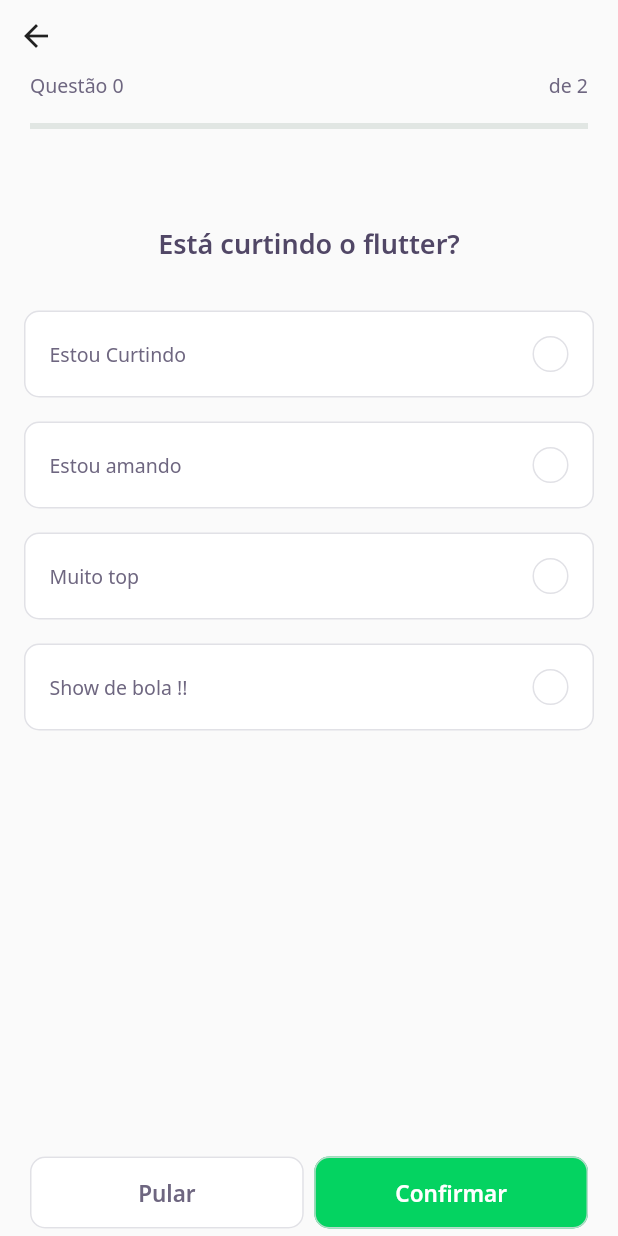
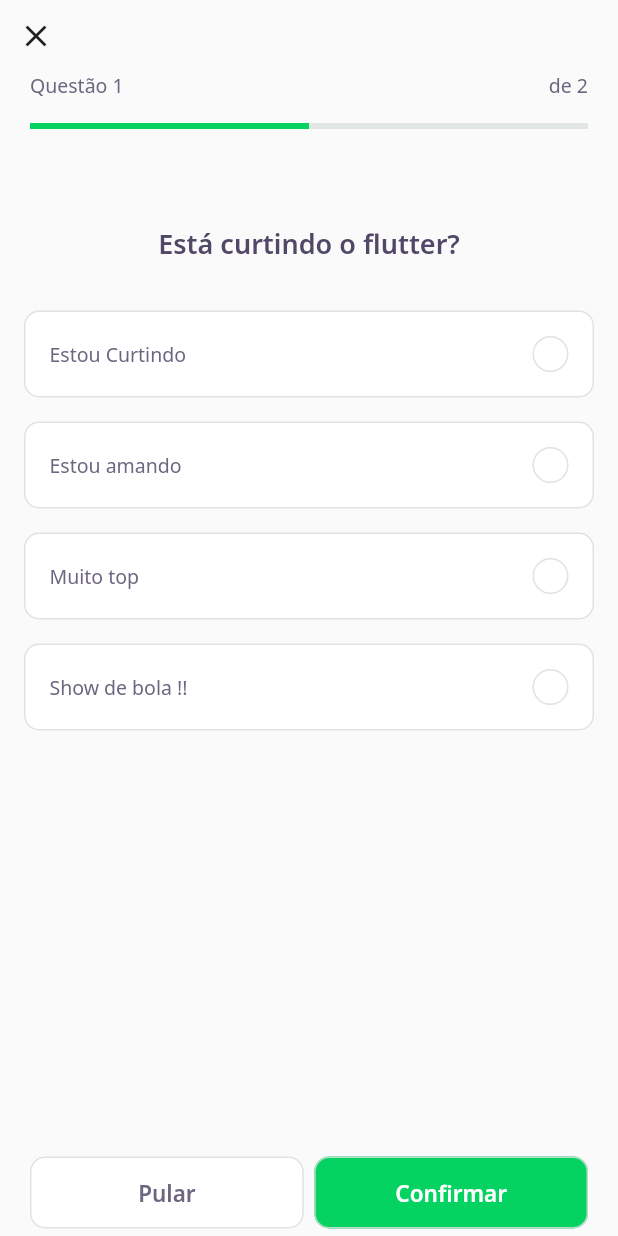
Before and after one commit to adrianocirino/devQuiz, a Flutter app: the screen it shows after launch, after a tap on "NLW 5 Flutter", on a phone screen of 412 x 824 dp. Run offline on Flutter 3.47's test engine with Material 2 defaults, Android fonts, the phone set to English and light mode, and no system bars; our stand-ins replace google_fonts; accounts and stored records are empty; network calls fail.

Commit message:
Implementando pageController

```diff
--- a/lib/challenge/challenge_controller.dart
+++ b/lib/challenge/challenge_controller.dart
@@ -1,3 +1,7 @@
+import 'package:flutter/foundation.dart';
+
 class ChallengeController {
-  var currentPage = 0;
+  final currentPageNotifier = ValueNotifier<int>(1);
+  int get currentPage => currentPageNotifier.value;
+  set currentPage(int value) => currentPageNotifier.value = value;
 }
--- a/lib/challenge/challenge_page.dart
+++ b/lib/challenge/challenge_page.dart
@@ -18,8 +18,16 @@ class ChallengePage extends StatefulWidget {
 }
 
 class _ChallengePageState extends State<ChallengePage> {
+  final controller = ChallengeController();
+  final pageController = PageController();
 
-  final controller = ChallengeController();
+  @override
+  void initState() {
+    pageController.addListener(() {
+      controller.currentPage = pageController.page!.toInt() + 1;
+    });
+    super.initState();
+  }
 
   @override
   Widget build(BuildContext context) {
@@ -31,17 +39,26 @@ class _ChallengePageState extends State<ChallengePage> {
               child: Column(
                 crossAxisAlignment: CrossAxisAlignment.start,
                 children: [
-              BackButton(),
-              QuestionIndicatorWidget(
-                currentPage: controller.currentPage,
+                  // BackButton(),
+                  IconButton(
+                      onPressed: () => Navigator.pop(context),
+                      icon: Icon(Icons.close)),
+                  ValueListenableBuilder<int>(
+                    valueListenable: controller.currentPageNotifier,
+                    builder: (context, value, _) => QuestionIndicatorWidget(
+                      currentPage: value,
                       size: widget.questions.length,
                     ),
+                  ),
                 ],
-          )
-        )
-      ),
-      body: QuizWidget(
-        question: widget.questions[0],
+              ))),
+      body: PageView(
+        controller: pageController,
+        children: widget.questions
+            .map((e) => QuizWidget(
+                  question: e,
+                ))
+            .toList(),
       ),
       bottomNavigationBar: SafeArea(
         bottom: true,
@@ -50,9 +67,15 @@ class _ChallengePageState extends State<ChallengePage> {
           child: Row(
             mainAxisAlignment: MainAxisAlignment.spaceAround,
             children: [
-              Expanded(child: NextButtonWidget.white(label: "Pular", onTap: () {},)),
+              Expanded(
+                  child: NextButtonWidget.white(
+                label: "Pular",
+                onTap: () {},
+              )),
               SizedBox(width: 7),
-              Expanded(child: NextButtonWidget.green(label: "Confirmar", onTap: () {})),
+              Expanded(
+                  child:
+                      NextButtonWidget.green(label: "Confirmar", onTap: () {})),
             ],
           ),
         ),
```
Lines whose indentation alone changed are shown as unchanged.
